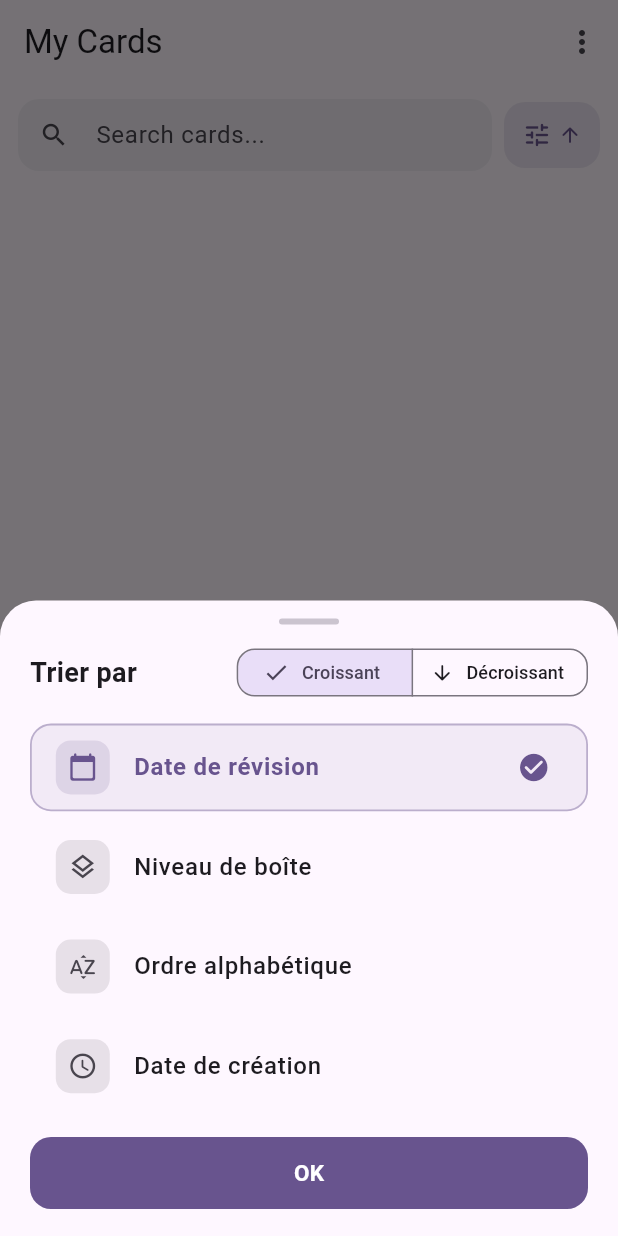
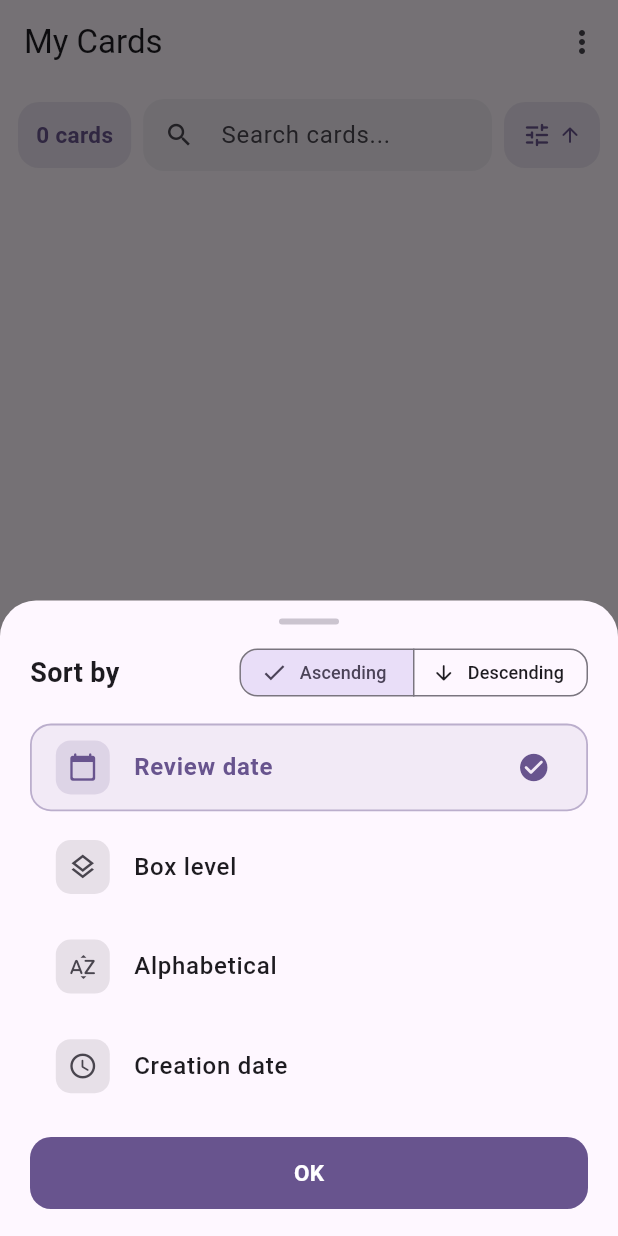
Before and after one commit to Lof-31/MyMemoryBox-App, a Flutter app: the screen it shows after launch, item 2 of the bottom bar chosen, after a tap on the "tune" icon, on a phone screen of 412 x 824 dp. Run offline on Flutter 3.47's test engine with Material 3 defaults, Android fonts, the phone set to English and light mode, and no system bars; our stand-ins replace audioplayers, confetti, file_picker, shared_preferences.

Commit message:
front: improved "my boxes" page

```diff
--- a/lib/screens/card_list_screen.dart
+++ b/lib/screens/card_list_screen.dart
@@ -298,13 +298,13 @@ class _CardListScreenState extends State<CardListScreen> {
   String _getSortTypeLabel(CardSortType type) {
     switch (type) {
       case CardSortType.reviewDate:
-        return 'Date de révision';
+        return 'Review date';
       case CardSortType.boxLevel:
-        return 'Niveau de boîte';
+        return 'Box level';
       case CardSortType.alphabetical:
-        return 'Ordre alphabétique';
+        return 'Alphabetical';
       case CardSortType.creationDate:
-        return 'Date de création';
+        return 'Creation date';
     }
   }
 
@@ -358,7 +358,7 @@ class _CardListScreenState extends State<CardListScreen> {
                     mainAxisAlignment: MainAxisAlignment.spaceBetween,
                     children: [
                       const Text(
-                        'Trier par',
+                        'Sort by',
                         style: TextStyle(
                           fontSize: 18,
                           fontWeight: FontWeight.bold,
@@ -369,12 +369,12 @@ class _CardListScreenState extends State<CardListScreen> {
                           ButtonSegment<bool>(
                             value: true,
                             icon: Icon(Icons.arrow_upward_rounded, size: 16),
-                            label: Text('Croissant', style: TextStyle(fontSize: 12)),
+                            label: Text('Ascending', style: TextStyle(fontSize: 12)),
                           ),
                           ButtonSegment<bool>(
                             value: false,
                             icon: Icon(Icons.arrow_downward_rounded, size: 16),
-                            label: Text('Décroissant', style: TextStyle(fontSize: 12)),
+                            label: Text('Descending', style: TextStyle(fontSize: 12)),
                           ),
                         ],
                         selected: {_isAscending},
@@ -492,6 +492,24 @@ class _CardListScreenState extends State<CardListScreen> {
             padding: const EdgeInsets.fromLTRB(12, 10, 12, 4),
             child: Row(
               children: [
+                // Nombre total de cartes, symétrique au bouton de tri
+                Container(
+                  padding: const EdgeInsets.all(12),
+                  decoration: BoxDecoration(
+                    color: primaryColor.withValues(alpha: 0.12),
+                    borderRadius: BorderRadius.circular(14),
+                  ),
+                  child: Text(
+                    '${widget.cards.length} ${widget.cards.length == 1 ? 'card' : 'cards'}',
+                    style: TextStyle(
+                      fontSize: 15,
+                      height: 20 / 15,
+                      fontWeight: FontWeight.bold,
+                      color: primaryColor,
+                    ),
+                  ),
+                ),
+                const SizedBox(width: 8),
                 Expanded(
                   child: TextField(
                     decoration: InputDecoration(
--- a/lib/screens/home_screen.dart
+++ b/lib/screens/home_screen.dart
@@ -13,10 +13,7 @@ import 'settings_screen.dart';
 class HomeScreen extends StatefulWidget {
   final Function(int index)? onThemeChanged;
 
-  const HomeScreen({
-    super.key,
-    this.onThemeChanged,
-  });
+  const HomeScreen({super.key, this.onThemeChanged});
 
   @override
   State<HomeScreen> createState() => _HomeScreenState();
@@ -65,10 +62,10 @@ class _HomeScreenState extends State<HomeScreen> with WidgetsBindingObserver {
     final history = await _storageService.getReviewHistory();
     final streak = await _storageService.getStreak();
     final dueHistory = await _storageService.getDailyDueHistory();
-    final reviewedCountHistory =
-    await _storageService.getDailyReviewedCountHistory();
-    final correctCountHistory =
-    await _storageService.getDailyCorrectCountHistory();
+    final reviewedCountHistory = await _storageService
+        .getDailyReviewedCountHistory();
+    final correctCountHistory = await _storageService
+        .getDailyCorrectCountHistory();
 
     final DateTime now = DateTime.now();
     final DateTime today = DateTime(now.year, now.month, now.day);
@@ -130,7 +127,9 @@ class _HomeScreenState extends State<HomeScreen> with WidgetsBindingObserver {
 
   Future<void> _moveCards(Set<String> ids, int level) async {
     final updatedList = _cards
-        .map((c) => ids.contains(c.id) && c.level != level ? c.moveTo(level) : c)
+        .map(
+          (c) => ids.contains(c.id) && c.level != level ? c.moveTo(level) : c,
+        )
         .toList();
     await _storageService.saveCards(updatedList);
     _loadData();
@@ -158,10 +157,7 @@ class _HomeScreenState extends State<HomeScreen> with WidgetsBindingObserver {
     final result = await Navigator.push<List<Flashcard>>(
       context,
       MaterialPageRoute(
-        builder: (context) => ReviewScreen(
-          level: 0,
-          cards: _dueCards,
-        ),
+        builder: (context) => ReviewScreen(level: 0, cards: _dueCards),
       ),
     );
 
@@ -176,10 +172,14 @@ class _HomeScreenState extends State<HomeScreen> with WidgetsBindingObserver {
       await _storageService.saveCards(updatedList);
       await _storageService.saveLastDailyReviewDate(DateTime.now());
       await _storageService.saveDailyReviewedCount(
-          DateTime.now(), sessionCardCount);
+        DateTime.now(),
+        sessionCardCount,
+      );
       // Une carte réussie monte d'au moins une boîte, une carte ratée retombe en boîte 0
       await _storageService.saveDailyCorrectCount(
-          DateTime.now(), result.where((c) => c.level > 0).length);
+        DateTime.now(),
+        result.where((c) => c.level > 0).length,
+      );
       await _storageService.incrementStreak(DateTime.now());
     }
     _loadData();
@@ -188,9 +188,7 @@ class _HomeScreenState extends State<HomeScreen> with WidgetsBindingObserver {
   Future<void> _openCreateCard() async {
     final newCard = await Navigator.push<Flashcard>(
       context,
-      MaterialPageRoute(
-        builder: (context) => const CreateCardScreen(),
-      ),
+      MaterialPageRoute(builder: (context) => const CreateCardScreen()),
     );
 
     if (newCard != null) {
@@ -236,31 +234,31 @@ class _HomeScreenState extends State<HomeScreen> with WidgetsBindingObserver {
   }
 
   Widget _buildBoxesView() {
+    final countByLevel = List.generate(
+      9,
+      (level) => _cards.where((c) => c.level == level).length,
+    );
+    final int maxCards = countByLevel.reduce((a, b) => a > b ? a : b);
+
     return Scaffold(
-      appBar: AppBar(
-        title: const Text('My Boxes'),
-      ),
-      body: SafeArea(
-        child: Padding(
-          padding: const EdgeInsets.fromLTRB(16, 4, 16, 8),
+      appBar: AppBar(title: const Text('My Boxes')),
+      // Les 9 boîtes se partagent toute la hauteur disponible, sans défilement
+      body: Padding(
+        padding: const EdgeInsets.fromLTRB(16, 4, 16, 12),
         child: Column(
-            crossAxisAlignment: CrossAxisAlignment.start,
-            children: [
-              Expanded(
-                child: Column(
+          crossAxisAlignment: CrossAxisAlignment.stretch,
           children: List.generate(9, (index) {
-                    final levelCards =
-                    _cards.where((c) => c.level == index).toList();
             final dueCount = _hasReviewedToday
                 ? 0
-                        : levelCards.where((c) => c.isDue).length;
+                : _cards.where((c) => c.level == index && c.isDue).length;
 
             return Expanded(
               child: Padding(
-                        padding: EdgeInsets.only(bottom: index < 8 ? 6 : 0),
+                padding: EdgeInsets.only(bottom: index < 8 ? 8 : 0),
                 child: LevelCard(
                   level: index,
-                          totalCards: levelCards.length,
+                  totalCards: countByLevel[index],
+                  maxCards: maxCards,
                   dueCount: dueCount,
                   onTap: () {
                     Navigator.push(
@@ -281,19 +279,13 @@ class _HomeScreenState extends State<HomeScreen> with WidgetsBindingObserver {
           }),
         ),
       ),
-            ],
-          ),
-        ),
-      ),
     );
   }
 
   @override
   Widget build(BuildContext context) {
     if (_isLoading) {
-      return const Scaffold(
-        body: Center(child: CircularProgressIndicator()),
-      );
+      return const Scaffold(body: Center(child: CircularProgressIndicator()));
     }
 
     final List<Widget> pages = [
@@ -316,10 +308,7 @@ class _HomeScreenState extends State<HomeScreen> with WidgetsBindingObserver {
     final bool shouldShowFab = _currentNavIndex == 0 || _currentNavIndex == 1;
 
     return Scaffold(
-      body: IndexedStack(
-        index: _currentNavIndex,
-        children: pages,
-      ),
+      body: IndexedStack(index: _currentNavIndex, children: pages),
       floatingActionButton: shouldShowFab
           ? FloatingActionButton.extended(
               heroTag: 'fab_main_new_card',
--- a/lib/theme/app_theme.dart
+++ b/lib/theme/app_theme.dart
@@ -114,7 +114,7 @@ Color boxColor(ColorScheme colorScheme, int level) {
   final t = level.clamp(0, 8) / 8;
   final bool isDark = colorScheme.brightness == Brightness.dark;
   final lightness = isDark ? 0.30 + 0.45 * t : 0.80 - 0.52 * t;
-  final saturation = hsl.saturation < 0.45 ? 0.45 : hsl.saturation;
+  final saturation = hsl.saturation < 0.55 ? 0.55 : hsl.saturation;
   return hsl.withLightness(lightness).withSaturation(saturation).toColor();
 }
 
--- a/lib/widgets/level_card.dart
+++ b/lib/widgets/level_card.dart
@@ -3,21 +3,22 @@ import 'package:flutter/material.dart';
 import '../theme/app_theme.dart';
 import 'level_badge.dart';
 
+/// Ligne d'une boîte dans My Boxes : intervalle, barre de remplissage
+/// proportionnelle à la boîte la plus remplie, et cartes à revoir.
 class LevelCard extends StatelessWidget {
   final int level;
   final int totalCards;
+
+  /// Nombre de cartes de la boîte la plus remplie, qui sert de longueur pleine à la barre.
+  final int maxCards;
   final int dueCount;
   final VoidCallback? onTap;
-
-  static const double boxTitleFontSize = 16;
-  static const double intervalFontSize = 15;
-  static const double cardCountFontSize = 16;
-  static const double dueBadgeFontSize = 14;
 
   const LevelCard({
     super.key,
     required this.level,
     required this.totalCards,
+    required this.maxCards,
     required this.dueCount,
     this.onTap,
   });
@@ -25,78 +26,61 @@ class LevelCard extends StatelessWidget {
   @override
   Widget build(BuildContext context) {
     final int intervalDays = pow(2, level).toInt();
-    final bool hasDue = dueCount > 0;
+    final bool isEmpty = totalCards == 0;
     final colors = context.colors;
-    final appColors = context.appColors;
 
-    return Card(
+    return Opacity(
+      // Les boîtes vides restent visibles mais passent au second plan
+      opacity: isEmpty ? 0.5 : 1,
+      child: Card(
         clipBehavior: Clip.antiAlias,
         child: InkWell(
           onTap: onTap,
           child: Padding(
-          padding: const EdgeInsets.symmetric(horizontal: 14),
+            padding: const EdgeInsets.symmetric(horizontal: 14, vertical: 4),
             child: Row(
               children: [
-              LevelBadge(level: level),
-              const SizedBox(width: 12),
+                LevelBadge(level: level, size: 34),
+                const SizedBox(width: 14),
                 Expanded(
-                child: Row(
+                  child: Column(
+                    mainAxisAlignment: MainAxisAlignment.center,
+                    crossAxisAlignment: CrossAxisAlignment.start,
+                    children: [
+                      Row(
                         children: [
                           Text(
-                      'Box $level',
+                            intervalDays == 1
+                                ? 'Every day'
+                                : 'Every $intervalDays days',
                             style: const TextStyle(
-                        fontWeight: FontWeight.bold,
-                        fontSize: boxTitleFontSize,
+                              fontSize: 15,
+                              fontWeight: FontWeight.w600,
                             ),
                           ),
-                    const SizedBox(width: 12),
+                          const Spacer(),
+                          if (dueCount > 0) ...[
+                            _DueBadge(count: dueCount),
+                            const SizedBox(width: 8),
+                          ],
                           Text(
-                      '(${intervalDays}d)',
+                            '$totalCards ${totalCards == 1 ? 'card' : 'cards'}',
                             style: TextStyle(
-                        fontSize: intervalFontSize,
+                              fontSize: 14,
+                              fontWeight: FontWeight.w600,
                               color: colors.onSurfaceVariant,
-                        fontWeight: FontWeight.w500,
                             ),
                           ),
                         ],
                       ),
-              ),
-              Text(
-                '$totalCards ${totalCards == 1 ? 'card' : 'cards'}',
-                style: TextStyle(
-                  fontSize: cardCountFontSize,
-                  color: colors.onSurfaceVariant,
-                  fontWeight: FontWeight.w600,
-                ),
-              ),
-              const SizedBox(width: 12),
-              Container(
-                padding: const EdgeInsets.symmetric(horizontal: 9, vertical: 4),
-                decoration: BoxDecoration(
-                  color: hasDue
-                      ? colors.primaryContainer
-                      : appColors.successContainer,
-                  borderRadius: BorderRadius.circular(8),
-                ),
-                child: Row(
-                  mainAxisSize: MainAxisSize.min,
-                  children: [
-                    Icon(
-                      hasDue ? Icons.alarm : Icons.check_circle_outline,
-                      size: 16,
-                      color: hasDue
-                          ? colors.onPrimaryContainer
-                          : appColors.onSuccessContainer,
-                    ),
-                    const SizedBox(width: 4),
-                    Text(
-                      '$dueCount',
-                      style: TextStyle(
-                        fontSize: dueBadgeFontSize,
-                        fontWeight: FontWeight.bold,
-                        color: hasDue
-                            ? colors.onPrimaryContainer
-                            : appColors.onSuccessContainer,
+                      const SizedBox(height: 8),
+                      ClipRRect(
+                        borderRadius: BorderRadius.circular(4),
+                        child: LinearProgressIndicator(
+                          value: maxCards == 0 ? 0 : totalCards / maxCards,
+                          minHeight: 8,
+                          backgroundColor: colors.surfaceContainerHighest,
+                          color: boxColor(colors, level),
                         ),
                       ),
                     ],
@@ -106,6 +90,41 @@ class LevelCard extends StatelessWidget {
             ),
           ),
         ),
+      ),
     );
   }
 }
+
+class _DueBadge extends StatelessWidget {
+  final int count;
+
+  const _DueBadge({required this.count});
+
+  @override
+  Widget build(BuildContext context) {
+    final colors = context.colors;
+
+    return Container(
+      padding: const EdgeInsets.symmetric(horizontal: 8, vertical: 2),
+      decoration: BoxDecoration(
+        color: colors.primaryContainer,
+        borderRadius: BorderRadius.circular(10),
+      ),
+      child: Row(
+        mainAxisSize: MainAxisSize.min,
+        children: [
+          Icon(Icons.alarm, size: 14, color: colors.onPrimaryContainer),
+          const SizedBox(width: 3),
+          Text(
+            '$count due',
+            style: TextStyle(
+              fontSize: 12,
+              fontWeight: FontWeight.bold,
+              color: colors.onPrimaryContainer,
+            ),
+          ),
+        ],
+      ),
+    );
+  }
+}
```
Lines whose indentation alone changed are shown as unchanged.
